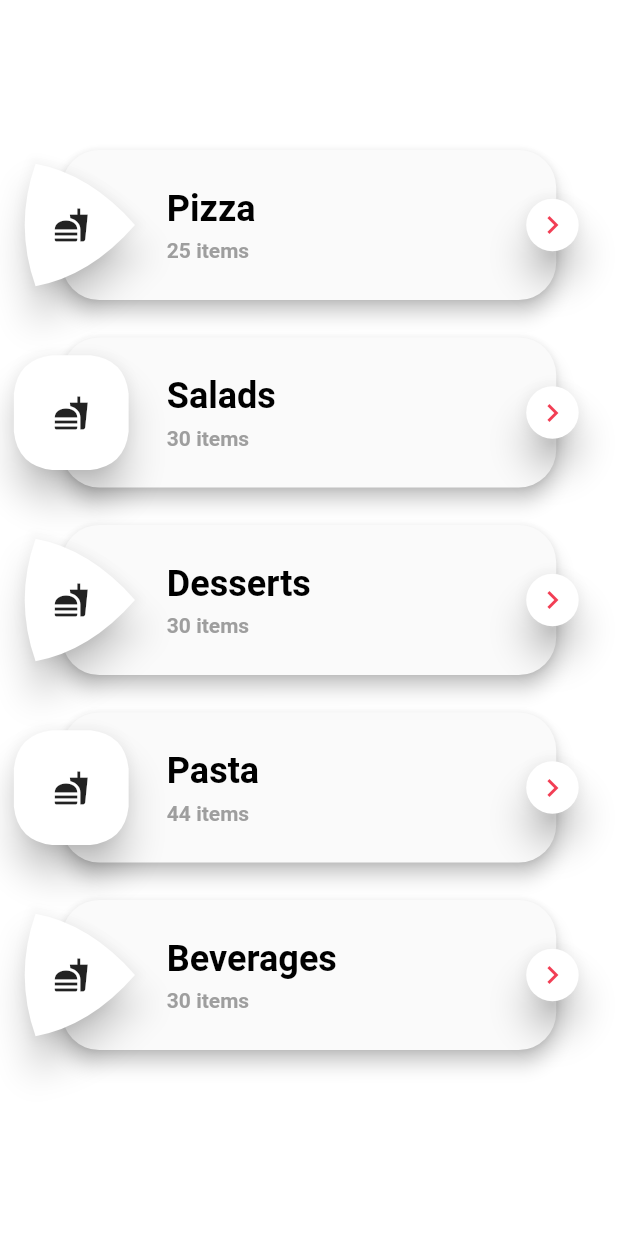
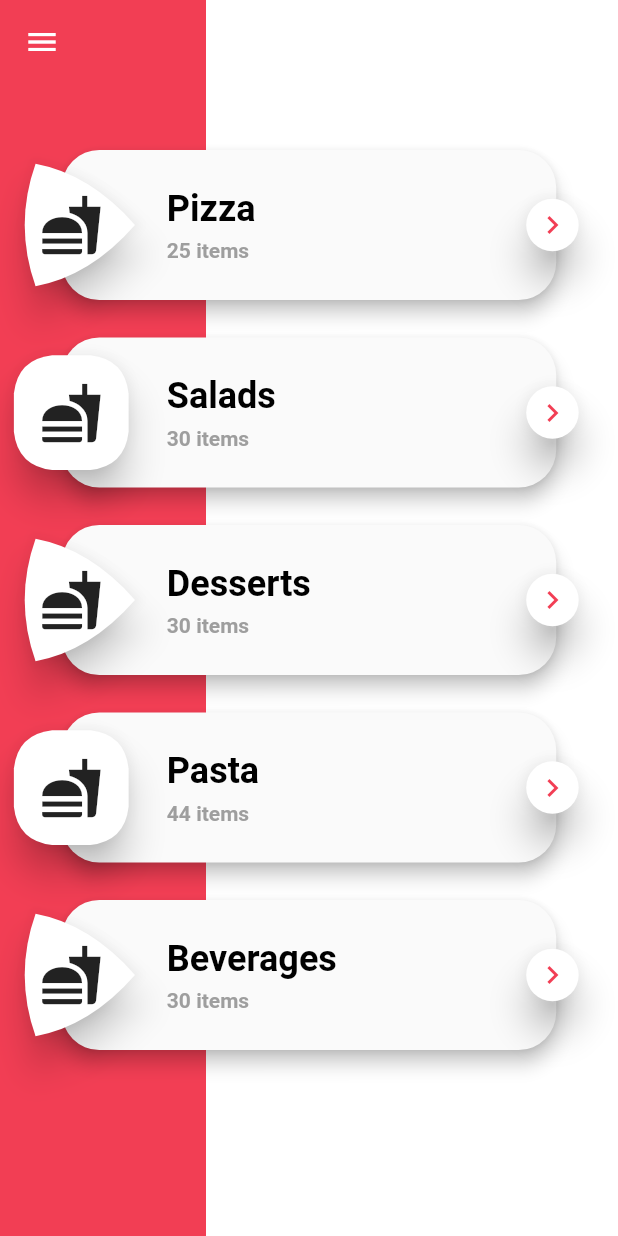
Before and after one commit to ManuelEMR/Animations, a Flutter app: the screen it shows after launch, after a tap on the "menu" icon, on a phone screen of 412 x 824 dp. Run offline on Flutter 3.47's test engine with Material 2 defaults, Android fonts, the phone set to English and light mode, and no system bars.

Commit message:
WIP. motion_restaurant

```diff
--- a/lib/motion_restaurant/category_item.dart
+++ b/lib/motion_restaurant/category_item.dart
@@ -1,12 +1,12 @@
-import 'package:animations/motion_restaurant/main_screen.dart';
-import 'package:animations/motion_restaurant/screens/selection_screen.dart';
 import 'package:flutter/material.dart';
 
 class CategoryItem extends StatelessWidget {
-  final CustomClipper<Path> dishClipper;
-  final FoodItem foodItem;
+  final Widget left;
+  final Widget right;
+  final Widget center;
 
-  const CategoryItem({this.dishClipper, @required this.foodItem});
+  const CategoryItem(
+      {@required this.left, @required this.right, @required this.center});
 
   @override
   Widget build(BuildContext context) {
@@ -17,84 +17,14 @@
           borderRadius: BorderRadius.circular(25),
           elevation: 5,
           clipBehavior: Clip.antiAlias,
-          child: Container(
-            width: MediaQuery.of(context).size.width * 0.8,
-            height: 100,
-            padding: const EdgeInsets.symmetric(vertical: 25, horizontal: 70),
-            child: _Info(foodItem: foodItem),
-          ),
+          child: center
         ),
         Positioned(
           right: MediaQuery.of(context).size.width * 0.1 - 15,
-          child: _RightArrow(),
+          child: right,
         ),
-        Positioned(
-            left: 5,
-            child: Container(
-              width: 85,
-              height: 85,
-              child: PhysicalShape(
-                clipper: dishClipper,
-                clipBehavior: Clip.antiAlias,
-                elevation: 10,
-                color: Colors.white,
-                shadowColor: Colors.black,
-                child: Icon(Icons.fastfood),
-              ),
-            ))
+        Positioned(left: 5, child: left)
       ],
     );
   }
 }
-
-class _RightArrow extends StatelessWidget {
-  const _RightArrow({
-    Key key,
-  }) : super(key: key);
-
-  @override
-  Widget build(BuildContext context) {
-    return Container(
-      height: 35,
-      width: 35,
-      child: RawMaterialButton(
-        onPressed: () => print('Right'),
-        elevation: 10,
-        shape: CircleBorder(),
-        fillColor: Colors.white,
-        child: Icon(
-          Icons.chevron_right,
-          color: mainColor,
-        ),
-      ),
-    );
-  }
-}
-
-class _Info extends StatelessWidget {
-  final FoodItem foodItem;
-
-  const _Info({Key key, @required this.foodItem}) : super(key: key);
-
-  @override
-  Widget build(BuildContext context) {
-    return Column(
-      crossAxisAlignment: CrossAxisAlignment.stretch,
-      mainAxisAlignment: MainAxisAlignment.spaceBetween,
-      children: <Widget>[
-        Text(
-          foodItem.name,
-          style: TextStyle(
-              fontSize: 24, fontWeight: FontWeight.bold, color: Colors.black),
-          textAlign: TextAlign.left,
-        ),
-        Text(
-          '${foodItem.quantity} items',
-          style: TextStyle(
-              fontSize: 14, fontWeight: FontWeight.w600, color: Colors.grey),
-          textAlign: TextAlign.left,
-        ),
-      ],
-    );
-  }
-}
--- a/lib/motion_restaurant/main_screen.dart
+++ b/lib/motion_restaurant/main_screen.dart
@@ -1,5 +1,6 @@
-import 'package:animations/motion_restaurant/menu_screen.dart';
-import 'package:animations/motion_restaurant/screens/selection_screen.dart';
+import 'package:animations/motion_restaurant/screens/categories/selection_screen.dart';
+import 'package:animations/motion_restaurant/screens/menu/menu_screen.dart';
+import 'package:animations/motion_restaurant/utils.dart';
 import 'package:flutter/material.dart';
 
 const mainColor = Color(0xfff23e54);
@@ -11,36 +12,20 @@
 
 class _MainScreenState extends State<MainScreen>
     with SingleTickerProviderStateMixin {
-  final dummyItems = [
-    FoodItem("Pizza", 25),
-    FoodItem("Salads", 30),
-    FoodItem("Desserts", 30),
-    FoodItem("Pasta", 44),
-    FoodItem("Beverages", 30),
-  ];
-
   AnimationController _animationController;
+  PageController _pageController = PageController();
   var _currentView = 0;
   List<Widget> views = [];
+  final int _fullViewAnimDuration = 1;
+  int get _stepAnimDuration => ((_fullViewAnimDuration / 3) * 1000).toInt();
 
   @override
   void initState() {
     super.initState();
-    _animationController =
-        AnimationController(vsync: this, duration: Duration(seconds: 1));
-    views.addAll([
-      SelectionScreen(
-        onFoodTap: (_) {
-          setState(() {
-            _currentView = 1;
-            _advanceAnim();
-          });
-        },
-        dummyItems: dummyItems,
-      ),
-      MenuScreen(),
-      Container()
-    ]);
+    _animationController = AnimationController(
+        vsync: this, duration: Duration(seconds: _fullViewAnimDuration));
+    _setupViews();
+    _advanceAnim();
   }
 
   @override
@@ -54,27 +39,31 @@
               animation: animationForProgressBackground(),
             ),
             Positioned(
-                top: 0,
-                left: 0,
-                right: 0,
-                bottom: 0,
-                child: views[_currentView]),
+              top: 0,
+              left: 0,
+              right: 0,
+              bottom: 0,
+              child: PageView(
+                controller: _pageController,
+                physics: NeverScrollableScrollPhysics(),
+                children: views,
+              ),
+            ),
             Positioned(
               top: 0,
               left: 0,
               right: 0,
               child: AppBar(
+                actions: <Widget>[
+                  AnimatedOpacity(
+                      opacity: _currentView > 0 ? 1 : 0,
+                      duration: Duration(milliseconds: _stepAnimDuration),
+                      child: _ShoppingCartIcon()),
+                ],
                 leading: IconButton(
                   icon: Icon(_currentView == 0 ? Icons.menu : Icons.arrow_back),
                   color: Colors.white,
-                  onPressed: () {
-                    if (_currentView > 0) {
-                      setState(() {
-                        _currentView--;
-                        _advanceAnim();
-                      });
-                    }
-                  },
+                  onPressed: _onBackPressed,
                 ),
                 backgroundColor: Colors.transparent,
                 elevation: 0,
@@ -96,10 +85,57 @@
     return anim;
   }
 
+  void _onBackPressed() {
+    if (_currentView > 0) {
+      setState(() {
+        _currentView--;
+        _gotoPage(_currentView);
+        _advanceAnim();
+      });
+    }
+  }
+
   void _advanceAnim() {
-    double target = (_currentView + 1)/ views.length;
-    print('Target: $target');
+    double target = (_currentView + 1) / views.length;
     _animationController.animateTo(target);
+  }
+
+  void _gotoPage(int page) {
+    _pageController.animateToPage(page,
+        duration: Duration(
+            milliseconds: _stepAnimDuration),
+        curve: Curves.easeInOut);
+  }
+
+  void _setupViews() {
+    views.addAll([
+      SelectionScreen(
+        onFoodTap: (_) {
+          setState(() {
+            _currentView = 1;
+            _gotoPage(_currentView);
+            _advanceAnim();
+          });
+        },
+        dummyItems: dummyItems,
+      ),
+      MenuScreen(),
+      Container()
+    ]);
+  }
+}
+
+class _ShoppingCartIcon extends StatelessWidget {
+  const _ShoppingCartIcon({
+    Key key,
+  }) : super(key: key);
+
+  @override
+  Widget build(BuildContext context) {
+    return IconButton(
+      icon: Icon(Icons.shopping_basket, color: Colors.grey),
+      onPressed: () => print('Go to shopping cart'),
+    );
   }
 }
 
--- a/lib/motion_restaurant/menu_screen.dart
+++ /dev/null
@@ -1,14 +0,0 @@
-import 'package:flutter/material.dart';
-
-class MenuScreen extends StatelessWidget {
-  @override
-  Widget build(BuildContext context) {
-    return Column(children: <Widget>[
-      Text('Salads Menu', style: TextStyle(
-        fontSize: 30,
-        fontWeight: FontWeight.bold,
-        color: Colors.white,
-      ),)
-    ],);
-  }
-}
--- /dev/null
+++ b/lib/motion_restaurant/screens/categories/category_item_widgets.dart
@@ -0,0 +1,87 @@
+import 'package:animations/motion_restaurant/screens/categories/selection_screen.dart';
+import 'package:flutter/material.dart';
+
+class Plate extends StatelessWidget {
+  final CustomClipper<Path> dishClipper;
+  final double size;
+  final IconData icon;
+
+  const Plate(
+      {Key key,
+      this.size = 85,
+      @required this.dishClipper,
+      this.icon = Icons.fastfood})
+      : super(key: key);
+
+  @override
+  Widget build(BuildContext context) {
+    return Container(
+      width: size,
+      height: size,
+      child: PhysicalShape(
+        clipper: dishClipper,
+        clipBehavior: Clip.antiAlias,
+        elevation: 10,
+        color: Colors.white,
+        shadowColor: Colors.black,
+        child: Icon(icon, size: size * 0.5,),
+      ),
+    );
+  }
+}
+
+class CircleButton extends StatelessWidget {
+  final VoidCallback onPressed;
+  final Widget child;
+
+  const CircleButton({Key key, @required this.onPressed, @required this.child})
+      : super(key: key);
+
+  @override
+  Widget build(BuildContext context) {
+    return Container(
+      height: 35,
+      width: 35,
+      child: RawMaterialButton(
+        onPressed: onPressed,
+        elevation: 10,
+        shape: CircleBorder(),
+        fillColor: Colors.white,
+        child: child,
+      ),
+    );
+  }
+}
+
+class Info extends StatelessWidget {
+  final FoodItem foodItem;
+
+  const Info({Key key, @required this.foodItem}) : super(key: key);
+
+  @override
+  Widget build(BuildContext context) {
+    return Container(
+      width: MediaQuery.of(context).size.width * 0.8,
+      height: 100,
+      padding: const EdgeInsets.symmetric(vertical: 25, horizontal: 70),
+      child: Column(
+        crossAxisAlignment: CrossAxisAlignment.stretch,
+        mainAxisAlignment: MainAxisAlignment.spaceBetween,
+        children: <Widget>[
+          Text(
+            foodItem.name,
+            style: TextStyle(
+                fontSize: 24, fontWeight: FontWeight.bold, color: Colors.black),
+            textAlign: TextAlign.left,
+          ),
+          Text(
+            '${foodItem.quantity} items',
+            style: TextStyle(
+                fontSize: 14, fontWeight: FontWeight.w600, color: Colors.grey),
+            textAlign: TextAlign.left,
+          ),
+        ],
+      ),
+    );
+  }
+}
--- a/lib/motion_restaurant/screens/selection_screen.dart
+++ b/lib/motion_restaurant/screens/categories/selection_screen.dart
@@ -2,8 +2,9 @@
 import 'package:animations/motion_restaurant/category_item.dart';
 import 'package:animations/motion_restaurant/clippers/plate_curve_clipper.dart';
 import 'package:animations/motion_restaurant/clippers/triangle_curve_clipper.dart';
-import 'package:animations/motion_restaurant/menu_screen.dart';
-import 'package:animations/motion_restaurant/transitions/slide_left_transition.dart';
+import 'package:animations/motion_restaurant/main_screen.dart';
+import 'package:animations/motion_restaurant/screens/categories/category_item_widgets.dart';
+import 'package:flutter/material.dart';
 import 'package:flutter/widgets.dart';
 
 class FoodItem {
@@ -14,7 +15,6 @@
 }
 
 class SelectionScreen extends StatelessWidget {
-
   final ValueChanged<FoodItem> onFoodTap;
 
   const SelectionScreen({
@@ -38,8 +38,19 @@
         return AnimatedItem(
           onTap: () => onFoodTap(dummyItems[index]),
           child: CategoryItem(
-            dishClipper: clipper,
-            foodItem: dummyItems[index],
+            left: Plate(
+              dishClipper: clipper,
+            ),
+            center: Info(
+              foodItem: dummyItems[index],
+            ),
+            right: CircleButton(
+              onPressed: () => print('Do Something'),
+              child: Icon(
+                Icons.chevron_right,
+                color: mainColor,
+              ),
+            ),
           ),
         );
       },
--- /dev/null
+++ b/lib/motion_restaurant/screens/menu/category_item_widgets.dart
@@ -0,0 +1,111 @@
+import 'package:animations/motion_restaurant/main_screen.dart';
+import 'package:animations/motion_restaurant/screens/menu/menu_screen.dart';
+import 'package:flutter/material.dart';
+
+class PlateInfo extends StatefulWidget {
+  final MenuItem menuItem;
+
+  const PlateInfo({Key key, @required this.menuItem}) : super(key: key);
+
+  @override
+  _PlateInfoState createState() => _PlateInfoState();
+}
+
+class _PlateInfoState extends State<PlateInfo> {
+  var _showDescription = false;
+  final _contentKey = GlobalKey();
+
+  @override
+  void initState() {
+    super.initState();
+    WidgetsBinding.instance.addPostFrameCallback(_layout);
+  }
+
+  @override
+  Widget build(BuildContext context) {
+    return GestureDetector(
+      onTap: () => setState(() => _showDescription = !_showDescription),
+      child: AnimatedContainer(
+        duration: Duration(milliseconds: 500),
+        curve: Curves.easeIn,
+        width: MediaQuery.of(context).size.width * 0.8,
+        padding: const EdgeInsets.fromLTRB(90, 25, 30, 25),
+        child: Column(
+          key: _contentKey,
+          crossAxisAlignment: CrossAxisAlignment.stretch,
+          children: <Widget>[
+            Text(
+              widget.menuItem.title,
+              style: TextStyle(fontWeight: FontWeight.bold, fontSize: 18),
+            ),
+            const SizedBox(
+              height: 8,
+            ),
+            Visibility(
+              visible: _showDescription,
+              child:
+                  _LargeDescription(description: widget.menuItem.description),
+            ),
+            _Rating(rating: widget.menuItem.rating, totalStars: 5),
+            const SizedBox(
+              height: 8,
+            ),
+            Row(
+              mainAxisAlignment: MainAxisAlignment.spaceBetween,
+              children: <Widget>[
+                Text(
+                  '${widget.menuItem.weigth} g',
+                  style: TextStyle(color: Colors.grey),
+                ),
+                Text(
+                  '${widget.menuItem.price} €',
+                  style: TextStyle(
+                      color: mainColor,
+                      fontWeight: FontWeight.bold,
+                      fontSize: 18),
+                )
+              ],
+            )
+          ],
+        ),
+      ),
+    );
+  }
+
+  void _layout(_) {
+    final RenderBox renderBox = _contentKey.currentContext.findRenderObject();
+    print('Size: ${renderBox.size}');
+  }
+}
+
+class _Rating extends StatelessWidget {
+  final int rating;
+  final int totalStars;
+
+  const _Rating({Key key, this.rating = 0, @required this.totalStars})
+      : super(key: key);
+
+  @override
+  Widget build(BuildContext context) {
+    var list = List<Widget>();
+    for (var i = 0; i < totalStars; i++) {
+      list.add(Icon(
+        i < rating ? Icons.star : Icons.star_border,
+        color: Colors.yellow,
+      ));
+    }
+
+    return Row(children: list);
+  }
+}
+
+class _LargeDescription extends StatelessWidget {
+  final String description;
+
+  const _LargeDescription({this.description});
+
+  @override
+  Widget build(BuildContext context) {
+    return Text(description);
+  }
+}
--- /dev/null
+++ b/lib/motion_restaurant/screens/menu/menu_screen.dart
@@ -0,0 +1,77 @@
+import 'package:animations/motion_restaurant/category_item.dart';
+import 'package:animations/motion_restaurant/clippers/plate_curve_clipper.dart';
+import 'package:animations/motion_restaurant/main_screen.dart';
+import 'package:animations/motion_restaurant/screens/categories/category_item_widgets.dart';
+import 'package:animations/motion_restaurant/screens/menu/category_item_widgets.dart';
+import 'package:animations/motion_restaurant/utils.dart';
+import 'package:flutter/material.dart';
+
+class MenuItem {
+  final String title;
+  final String description;
+  final int rating;
+  final int weigth;
+  final double price;
+
+  const MenuItem(this.title, this.description, this.rating, this.weigth, this.price);
+}
+
+class MenuScreen extends StatelessWidget {
+  @override
+  Widget build(BuildContext context) {
+    return ListView.separated(
+      padding: const EdgeInsets.symmetric(vertical: 30),
+      itemBuilder: (context, index) {
+        if (index == 0) return _Title();
+        return CategoryItem(
+          left: Plate(
+            size: 110,
+            dishClipper: PlateCurveClipper(),
+          ),
+          center: PlateInfo(menuItem: dummyMenuItems[index - 1],),
+          right: CircleButton(
+            onPressed: () => print('Do something else'),
+            child: Icon(
+              Icons.add,
+              color: mainColor,
+            ),
+          ),
+        );
+      },
+      separatorBuilder: (context, index) {
+        if (index == 0) return const SizedBox(height: 32);
+        return const SizedBox(height: 24);
+      },
+      itemCount: dummyMenuItems.length + 1,
+    );
+  }
+}
+
+class _Title extends StatelessWidget {
+  const _Title({
+    Key key,
+  }) : super(key: key);
+
+  @override
+  Widget build(BuildContext context) {
+    return Column(
+      crossAxisAlignment: CrossAxisAlignment.stretch,
+      children: <Widget>[
+        const SizedBox(
+          height: 100,
+        ),
+        Padding(
+          padding: const EdgeInsets.symmetric(horizontal: 16),
+          child: Text(
+            'Salads Menu',
+            style: TextStyle(
+              fontSize: 30,
+              fontWeight: FontWeight.bold,
+              color: Colors.white,
+            ),
+          ),
+        ),
+      ],
+    );
+  }
+}
--- /dev/null
+++ b/lib/motion_restaurant/utils.dart
@@ -0,0 +1,19 @@
+import 'package:animations/motion_restaurant/screens/categories/selection_screen.dart';
+import 'package:animations/motion_restaurant/screens/menu/menu_screen.dart';
+
+final dummyItems = [
+  FoodItem("Pizza", 25),
+  FoodItem("Salads", 30),
+  FoodItem("Desserts", 30),
+  FoodItem("Pasta", 44),
+  FoodItem("Beverages", 30),
+];
+
+final dummyMenuItems = [
+  MenuItem('Fried rice with egg and onions', _largeDescription, 4, 250, 7.50),
+  MenuItem('Savannah chopped salad', _largeDescription, 3, 300, 3.00),
+  MenuItem('Autumn carven Turkey salad', _largeDescription, 4, 250, 8.99),
+];
+
+final _largeDescription =
+    'The secret to the best Chinese fried rice is onions, garlic and sesame oil, you may add in cooked chicken, beef, pork or shrimp, also you may add in some frozen thawed peas or fresh sauteed or canned mushrooms, whatever you have handy in your fridge!';
```
